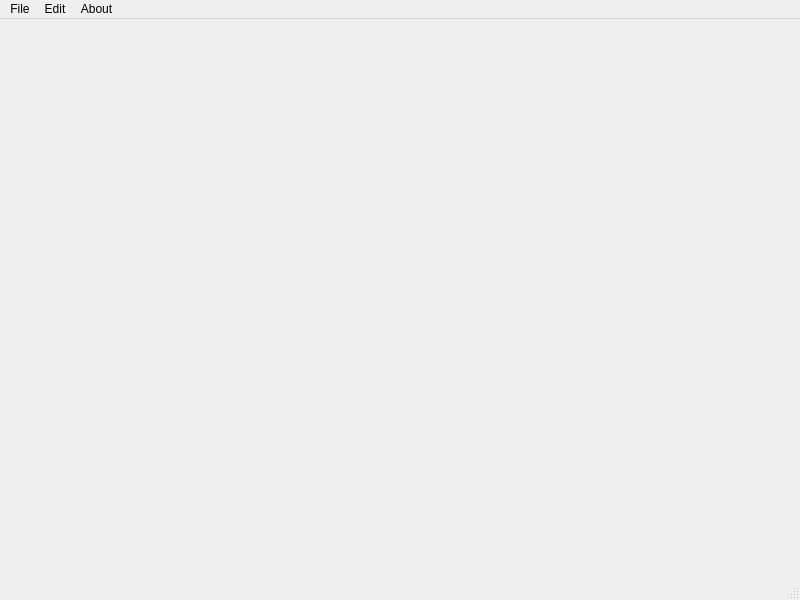
Before: the Qt Designer form comic-lens/form.ui in kylekce/Comic-Lens, drawn with Qt 5.
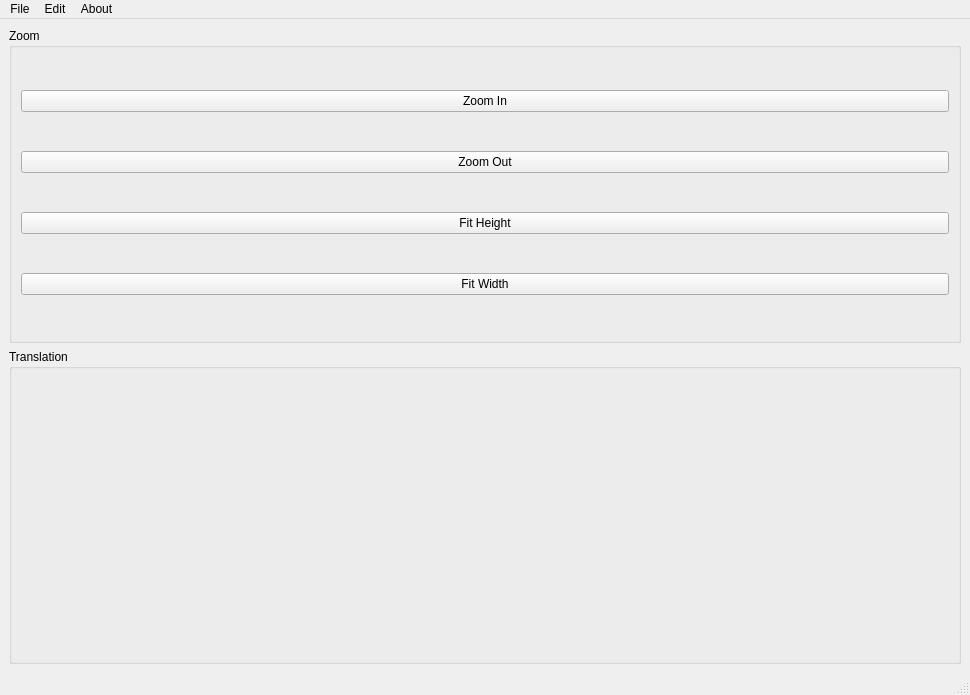
After: the same form once the commit is applied.

Patch:
```diff
--- a/comic-lens/form.ui
+++ b/comic-lens/form.ui
@@ -6,20 +6,90 @@
    <rect>
     <x>0</x>
     <y>0</y>
-    <width>800</width>
-    <height>600</height>
+    <width>970</width>
+    <height>695</height>
    </rect>
   </property>
+  <property name="sizePolicy">
+   <sizepolicy hsizetype="Expanding" vsizetype="Expanding">
+    <horstretch>0</horstretch>
+    <verstretch>0</verstretch>
+   </sizepolicy>
+  </property>
   <property name="windowTitle">
    <string>MainWindow</string>
   </property>
-  <widget class="QWidget" name="centralwidget"/>
+  <widget class="QWidget" name="centralwidget">
+   <property name="sizePolicy">
+    <sizepolicy hsizetype="MinimumExpanding" vsizetype="Expanding">
+     <horstretch>0</horstretch>
+     <verstretch>0</verstretch>
+    </sizepolicy>
+   </property>
+   <layout class="QHBoxLayout" name="horizontalLayout_2">
+    <item>
+     <layout class="QHBoxLayout" name="horizontalLayout_3">
+      <item>
+       <layout class="QVBoxLayout" name="verticalLayout">
+        <property name="sizeConstraint">
+         <enum>QLayout::SetDefaultConstraint</enum>
+        </property>
+        <item>
+         <widget class="QGroupBox" name="groupBox_2">
+          <property name="title">
+           <string>Zoom</string>
+          </property>
+          <layout class="QVBoxLayout" name="verticalLayout_2">
+           <item>
+            <widget class="QPushButton" name="pushButton">
+             <property name="text">
+              <string>Zoom In</string>
+             </property>
+            </widget>
+           </item>
+           <item>
+            <widget class="QPushButton" name="pushButton_2">
+             <property name="text">
+              <string>Zoom Out</string>
+             </property>
+            </widget>
+           </item>
+           <item>
+            <widget class="QPushButton" name="pushButton_3">
+             <property name="text">
+              <string>Fit Height</string>
+             </property>
+            </widget>
+           </item>
+           <item>
+            <widget class="QPushButton" name="pushButton_4">
+             <property name="text">
+              <string>Fit Width</string>
+             </property>
+            </widget>
+           </item>
+          </layout>
+         </widget>
+        </item>
+        <item>
+         <widget class="QGroupBox" name="groupBox">
+          <property name="title">
+           <string>Translation</string>
+          </property>
+         </widget>
+        </item>
+       </layout>
+      </item>
+     </layout>
+    </item>
+   </layout>
+  </widget>
   <widget class="QMenuBar" name="menubar">
    <property name="geometry">
     <rect>
      <x>0</x>
      <y>0</y>
-     <width>800</width>
+     <width>970</width>
      <height>25</height>
     </rect>
    </property>
```
Left out of the diff: 2 changed lines with no effect on the pictures.
